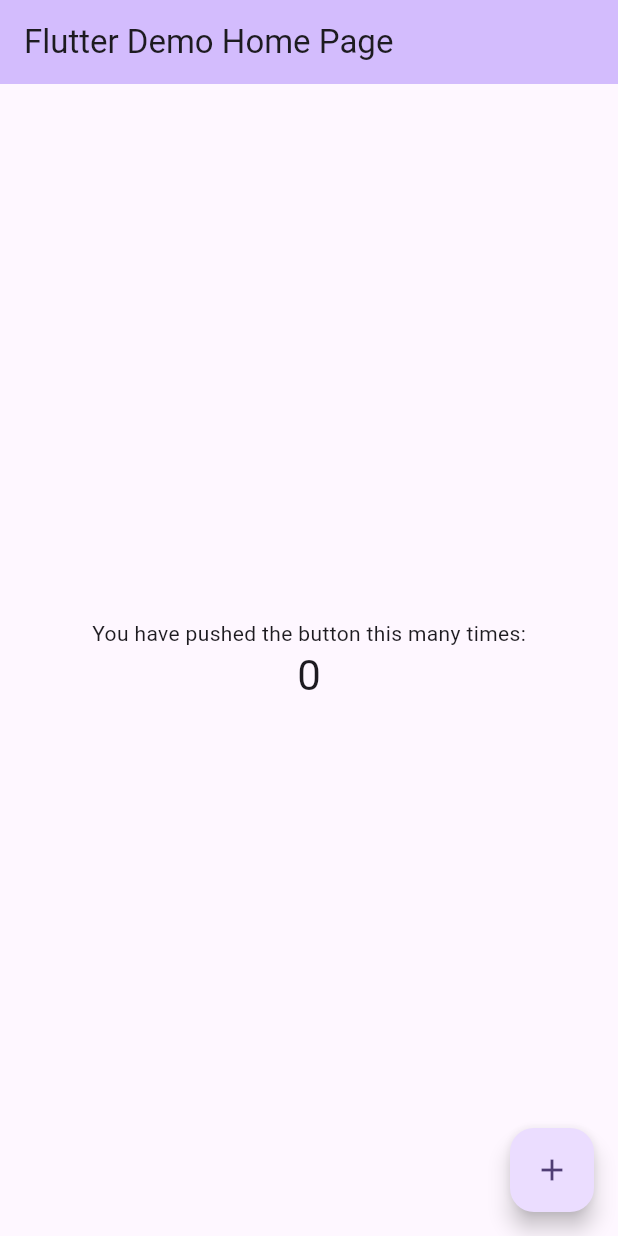
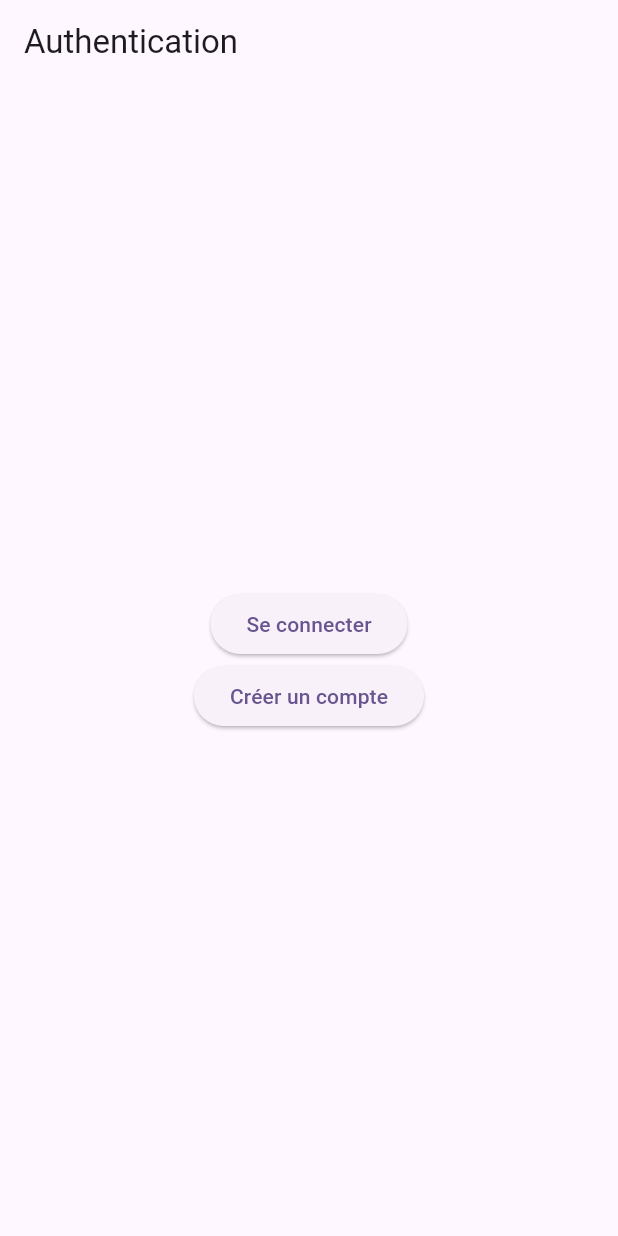
Before and after one commit to Gastonpallas/OpenInnov2025, a Flutter app: the screen it shows after launch, on a phone screen of 412 x 824 dp. Run offline on Flutter 3.47's test engine with Material 3 defaults, Android fonts, the phone set to English and light mode, and no system bars.

Commit message:
connexion : front

```diff
--- /dev/null
+++ b/front/lib/auth_navigation.dart
@@ -0,0 +1,39 @@
+import 'package:flutter/material.dart';
+import 'login_page.dart';
+import 'signup_page.dart';
+
+class AuthNavigation extends StatelessWidget {
+  @override
+  Widget build(BuildContext context) {
+    return Scaffold(
+      appBar: AppBar(
+        title: Text('Authentication'),
+      ),
+      body: Center(
+        child: Column(
+          mainAxisAlignment: MainAxisAlignment.center,
+          children: <Widget>[
+            ElevatedButton(
+              onPressed: () {
+                Navigator.push(
+                  context,
+                  MaterialPageRoute(builder: (context) => LoginPage()),
+                );
+              },
+              child: Text('Se connecter'),
+            ),
+            ElevatedButton(
+              onPressed: () {
+                Navigator.push(
+                  context,
+                  MaterialPageRoute(builder: (context) => SignupPage()),
+                );
+              },
+              child: Text('Créer un compte'),
+            ),
+          ],
+        ),
+      ),
+    );
+  }
+}
--- a/front/lib/main.dart
+++ b/front/lib/main.dart
@@ -1,4 +1,5 @@
 import 'package:flutter/material.dart';
+import 'auth_navigation.dart';
 
 void main() {
   runApp(const MyApp());
@@ -7,116 +8,16 @@ void main() {
 class MyApp extends StatelessWidget {
   const MyApp({super.key});
 
-  // This widget is the root of your application.
   @override
   Widget build(BuildContext context) {
     return MaterialApp(
-      title: 'Flutter Demo',
+      title: 'PawStep Demo',
+      debugShowCheckedModeBanner: false,
       theme: ThemeData(
-        // This is the theme of your application.
-        //
-        // TRY THIS: Try running your application with "flutter run". You'll see
-        // the application has a purple toolbar. Then, without quitting the app,
-        // try changing the seedColor in the colorScheme below to Colors.green
-        // and then invoke "hot reload" (save your changes or press the "hot
-        // reload" button in a Flutter-supported IDE, or press "r" if you used
-        // the command line to start the app).
-        //
-        // Notice that the counter didn't reset back to zero; the application
-        // state is not lost during the reload. To reset the state, use hot
-        // restart instead.
-        //
-        // This works for code too, not just values: Most code changes can be
-        // tested with just a hot reload.
         colorScheme: ColorScheme.fromSeed(seedColor: Colors.deepPurple),
+        useMaterial3: true,
       ),
-      home: const MyHomePage(title: 'Flutter Demo Home Page'),
+      home: AuthNavigation(),
     );
   }
 }
-
-class MyHomePage extends StatefulWidget {
-  const MyHomePage({super.key, required this.title});
-
-  // This widget is the home page of your application. It is stateful, meaning
-  // that it has a State object (defined below) that contains fields that affect
-  // how it looks.
-
-  // This class is the configuration for the state. It holds the values (in this
-  // case the title) provided by the parent (in this case the App widget) and
-  // used by the build method of the State. Fields in a Widget subclass are
-  // always marked "final".
-
-  final String title;
-
-  @override
-  State<MyHomePage> createState() => _MyHomePageState();
-}
-
-class _MyHomePageState extends State<MyHomePage> {
-  int _counter = 0;
-
-  void _incrementCounter() {
-    setState(() {
-      // This call to setState tells the Flutter framework that something has
-      // changed in this State, which causes it to rerun the build method below
-      // so that the display can reflect the updated values. If we changed
-      // _counter without calling setState(), then the build method would not be
-      // called again, and so nothing would appear to happen.
-      _counter++;
-    });
-  }
-
-  @override
-  Widget build(BuildContext context) {
-    // This method is rerun every time setState is called, for instance as done
-    // by the _incrementCounter method above.
-    //
-    // The Flutter framework has been optimized to make rerunning build methods
-    // fast, so that you can just rebuild anything that needs updating rather
-    // than having to individually change instances of widgets.
-    return Scaffold(
-      appBar: AppBar(
-        // TRY THIS: Try changing the color here to a specific color (to
-        // Colors.amber, perhaps?) and trigger a hot reload to see the AppBar
-        // change color while the other colors stay the same.
-        backgroundColor: Theme.of(context).colorScheme.inversePrimary,
-        // Here we take the value from the MyHomePage object that was created by
-        // the App.build method, and use it to set our appbar title.
-        title: Text(widget.title),
-      ),
-      body: Center(
-        // Center is a layout widget. It takes a single child and positions it
-        // in the middle of the parent.
-        child: Column(
-          // Column is also a layout widget. It takes a list of children and
-          // arranges them vertically. By default, it sizes itself to fit its
-          // children horizontally, and tries to be as tall as its parent.
-          //
-          // Column has various properties to control how it sizes itself and
-          // how it positions its children. Here we use mainAxisAlignment to
-          // center the children vertically; the main axis here is the vertical
-          // axis because Columns are vertical (the cross axis would be
-          // horizontal).
-          //
-          // TRY THIS: Invoke "debug painting" (choose the "Toggle Debug Paint"
-          // action in the IDE, or press "p" in the console), to see the
-          // wireframe for each widget.
-          mainAxisAlignment: MainAxisAlignment.center,
-          children: <Widget>[
-            const Text('You have pushed the button this many times:'),
-            Text(
-              '$_counter',
-              style: Theme.of(context).textTheme.headlineMedium,
-            ),
-          ],
-        ),
-      ),
-      floatingActionButton: FloatingActionButton(
-        onPressed: _incrementCounter,
-        tooltip: 'Increment',
-        child: const Icon(Icons.add),
-      ), // This trailing comma makes auto-formatting nicer for build methods.
-    );
-  }
-}
```
Also changed, not shown: front/lib/login_page.dart (added, +49 -0 lines), front/lib/signup_page.dart (added, +62 -0 lines).
